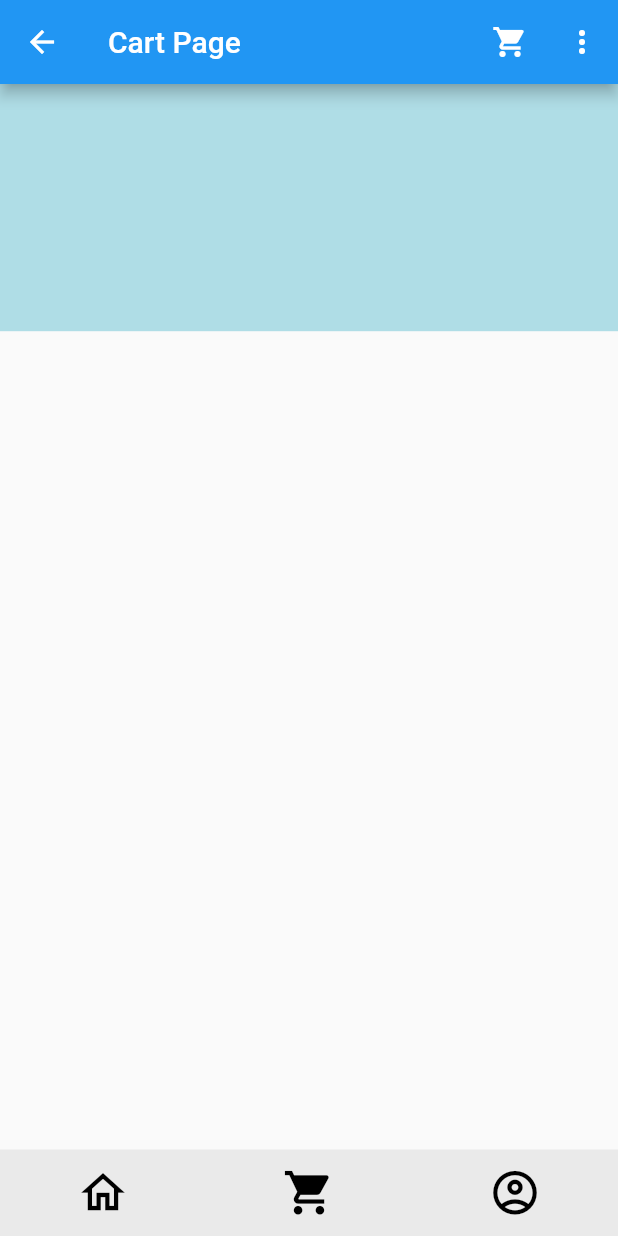
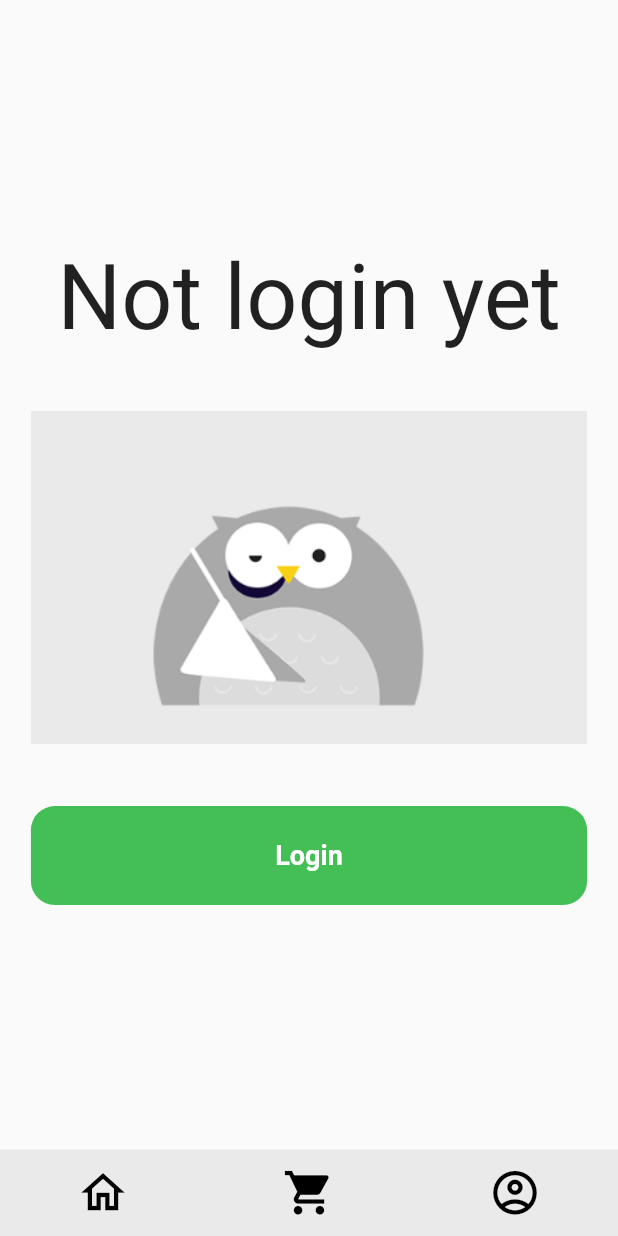
Before and after one commit to TranUy99/blood, a Flutter app: the NavigationHomePage screen opened directly, item 2 of the bottom bar chosen, on a phone screen of 412 x 824 dp. Run offline on Flutter 3.47's test engine with Material 2 defaults, Android fonts, the phone set to English and light mode, and no system bars; our stand-ins replace carousel_slider, dio, flutter_rating_bar, retrofit, rxdart, shared_preferences and 2 more; accounts and stored records are empty; generated files the repository leaves out were written again; Roboto replaces fonts that are missing (Poppins).

Commit message:
login function

```diff
--- a/lib/main.dart
+++ b/lib/main.dart
@@ -42,8 +42,8 @@ class _MyAppState extends State<MyApp> {
         localizationsDelegates: AppLocalizations.localizationsDelegates,
             supportedLocales: AppLocalizations.supportedLocales,
             locale: _locale,
-        home: LogInScreen()
-      // home: NavigationHomePage(),
+        // home: LogInScreen()
+      home: NavigationHomePage(),
     );
     // home: HomePage());
   }
--- a/lib/src/ui/homePage/screen/navigation_home_page.dart
+++ b/lib/src/ui/homePage/screen/navigation_home_page.dart
@@ -2,9 +2,12 @@ import 'package:flutter/material.dart';
 import 'package:mobile_store/src/ui/cartPage/cart_page.dart';
 import 'package:mobile_store/src/ui/homePage/screen/home_page.dart';
 import 'package:mobile_store/src/ui/login_outPage/screen/login.dart';
+import 'package:mobile_store/src/ui/login_outPage/screen/not_login.dart';
 import 'package:mobile_store/src/ui/profilePage/screen/profile_page.dart';
 
-import '../../../constant/colors/theme.dart';
+import '../../login_outPage/bloc/log_in_bloc.dart';
+
+
 
 class NavigationHomePage extends StatefulWidget {
   const NavigationHomePage({Key? key}) : super(key: key);
@@ -12,30 +15,42 @@ class NavigationHomePage extends StatefulWidget {
   @override
   State<NavigationHomePage> createState() => _NavigationHomePageState();
 }
+int indexScreen = 0;
+class _NavigationHomePageState extends State<NavigationHomePage> {
 
-class _NavigationHomePageState extends State<NavigationHomePage> {
-  int index = 0;
-  List appScreens = [const HomePage(), LogInScreen(), LogInScreen()];
+  final LogInBloc loginBloc = LogInBloc();
+
+  List appScreens = [const HomePage(), const LogInScreen(), const LogInScreen()];
 
   List navigationLoginScreen() {
     return appScreens = [const HomePage(), const CartPage(), const ProfilePage()];
   }
 
   List navigationLogoutScreen(){
-    return appScreens = [const HomePage(), LogInScreen(), LogInScreen()];
+    return appScreens = [const HomePage(), const NotLogin(), const NotLogin()];
+  }
+
+  navi(){
+    Navigator.push(
+        context,
+        MaterialPageRoute(
+          builder: (context) => const LogInScreen(),
+        ));
   }
 
   @override
   Widget build(BuildContext context) {
     return Scaffold(
-      body: navigationLoginScreen()[index],
+      body: loginBloc.checkLogin()
+          ? navigationLoginScreen()[indexScreen]
+          : navigationLogoutScreen()[indexScreen],
       bottomNavigationBar: NavigationBar(
         height: MediaQuery.of(context).size.height * 0.07,
         onDestinationSelected: (value) => setState(() {
-          index = value;
+          indexScreen = value;
         }),
-        indicatorColor: Color.fromARGB(100, 233, 233, 233),
-        selectedIndex: index,
+        indicatorColor: const Color.fromARGB(100, 233, 233, 233),
+        selectedIndex: indexScreen,
         labelBehavior: NavigationDestinationLabelBehavior.alwaysHide,
         destinations: const [
           NavigationDestination(
--- a/lib/src/ui/login_outPage/bloc/log_in_bloc.dart
+++ b/lib/src/ui/login_outPage/bloc/log_in_bloc.dart
@@ -2,35 +2,26 @@ import 'dart:async';
 import 'package:flutter/cupertino.dart';
 import 'package:rxdart/rxdart.dart';
 
-import '../event/log_in_event.dart';
 import '../state/log_in_state.dart';
 
-// class LogInBloc {
-//   var state = LogInState([]);
-//   final eventLogInController = StreamController<LogInRemoteEvent>();
-//   final stateController = StreamController<LogInState>();
-//   LogInBloc() {
-//     eventLogInController.stream.listen((event) {
-//       if (event is LogInEvent) {
-//         state = LogInState(event.saveInformation);
-//       }
-//       stateController.sink.add(state);
-//     });
-//   }
-// }
+LogInState logInState = LogInState('', '');
+OnLogInState onLogInState = OnLogInState(false);
 
 class LogInBloc {
-  late String _phoneNumber;
-  late String _password;
   void updateInformation(String phoneNumber, String password) {
-    _phoneNumber = phoneNumber;
-    _password = password;
+    logInState = LogInState(phoneNumber, password);
   }
   void logIn() {
-    print('Keep: $_phoneNumber - $_password');
+    print('keep state ${logInState.phoneNumber} - ${logInState.password}');
+    if(logInState.phoneNumber != '' && logInState.password != ''){
+      onLogInState = OnLogInState(true);
+    }
+    print(onLogInState.onLogin);
+  }
+  bool checkLogin(){
+    return onLogInState.onLogin;
   }
 }
-
 
 class SharedTextPasswordBloc extends ChangeNotifier {
   final _textFieldController = BehaviorSubject<String>();
--- /dev/null
+++ b/lib/src/ui/login_outPage/screen/not_login.dart
@@ -0,0 +1,45 @@
+import 'package:flutter/material.dart';
+import 'package:mobile_store/src/ui/homePage/screen/navigation_home_page.dart';
+import 'package:mobile_store/src/ui/login_outPage/bloc/log_in_bloc.dart';
+import 'package:mobile_store/src/ui/login_outPage/screen/login.dart';
+import 'package:mobile_store/src/ui/login_outPage/widget/primary_button.dart';
+
+class NotLogin extends StatefulWidget {
+  const NotLogin({Key? key}) : super(key: key);
+
+
+
+  @override
+  State<NotLogin> createState() => _NotLoginState();
+}
+
+class _NotLoginState extends State<NotLogin> {
+  final LogInBloc loginBloc = LogInBloc();
+
+  @override
+  Widget build(BuildContext context) {
+    return Padding(
+      padding: EdgeInsets.symmetric(horizontal: MediaQuery.of(context).size.width * 0.05),
+      child: Column(
+        mainAxisAlignment: MainAxisAlignment.center,
+        children: [
+          const Text('Not login yet', style: TextStyle(fontSize: 60),),
+          Padding(padding: EdgeInsets.only(top: MediaQuery.of(context).size.height * 0.05)
+            ,child: Image.asset('images/not_login.png'),),
+          SizedBox(height: MediaQuery.of(context).size.height * 0.05,),
+          InkWell(
+            onTap: () {
+              Navigator.push(
+                  context,
+                  MaterialPageRoute(
+                    builder: (context) => const LogInScreen(),
+                  ));
+            },
+            child: const PrimaryButton(buttonText: 'Login'),
+          ),
+
+        ],
+      ),
+    );
+  }
+}
--- a/lib/src/ui/login_outPage/state/log_in_state.dart
+++ b/lib/src/ui/login_outPage/state/log_in_state.dart
@@ -1,9 +1,11 @@
+
 class LogInState {
-  final List<String> onUpdated;
-  LogInState(this.onUpdated);
+  final String phoneNumber;
+  final String password;
+  LogInState(this.phoneNumber, this.password);
 }
 
-class OnChangePasswordState {
-  final String onChangePasswordState;
-  OnChangePasswordState(this.onChangePasswordState);
+class OnLogInState {
+  final bool onLogin;
+  OnLogInState(this.onLogin);
 }
```
Also changed, not shown: lib/src/ui/login_outPage/screen/login.dart (+25 -74 lines), lib/src/ui/login_outPage/screen/sign_up.dart (+4 -3 lines), lib/src/ui/login_outPage/widget/checkbox.dart (+6 -12 lines), images/not_login.png (added).
